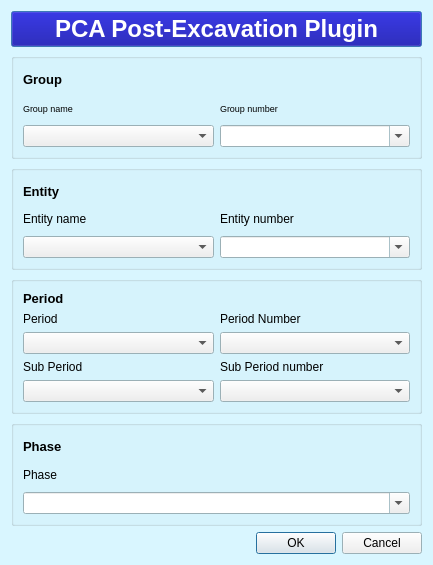
First picture: the form in PCA_PostExcavation/pca_postex_dialog_base.ui, repository PCA-Geodata/PCA-PostExcavation-QGIS-Plugin, before the edit.
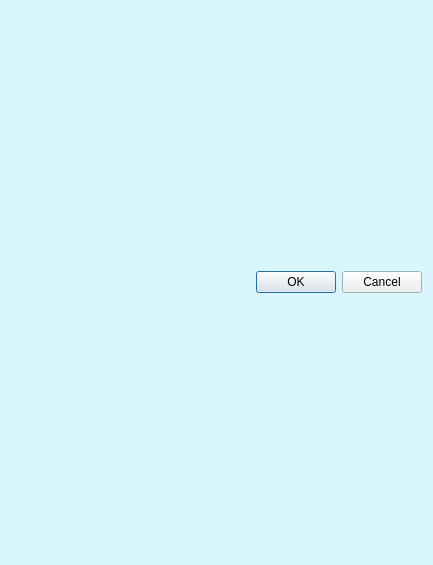
Second picture: the form after the edit.

Commit message: add pca_post_excavation 2.0

```diff
--- a/PCA_PostExcavation/pca_postex_dialog_base.ui
+++ b/PCA_PostExcavation/pca_postex_dialog_base.ui
@@ -85,562 +85,6 @@
   </property>
   <layout class="QGridLayout" name="gridLayout">
    <item row="0" column="0">
-    <widget class="QPushButton" name="pushButton">
-     <property name="palette">
-      <palette>
-       <active>
-        <colorrole role="Button">
-         <brush brushstyle="SolidPattern">
-          <color alpha="255">
-           <red>0</red>
-           <green>0</green>
-           <blue>153</blue>
-          </color>
-         </brush>
-        </colorrole>
-        <colorrole role="Light">
-         <brush brushstyle="SolidPattern">
-          <color alpha="255">
-           <red>0</red>
-           <green>0</green>
-           <blue>147</blue>
-          </color>
-         </brush>
-        </colorrole>
-        <colorrole role="Dark">
-         <brush brushstyle="SolidPattern">
-          <color alpha="255">
-           <red>0</red>
-           <green>0</green>
-           <blue>153</blue>
-          </color>
-         </brush>
-        </colorrole>
-        <colorrole role="Mid">
-         <brush brushstyle="SolidPattern">
-          <color alpha="255">
-           <red>0</red>
-           <green>0</green>
-           <blue>147</blue>
-          </color>
-         </brush>
-        </colorrole>
-        <colorrole role="Text">
-         <brush brushstyle="SolidPattern">
-          <color alpha="255">
-           <red>0</red>
-           <green>0</green>
-           <blue>0</blue>
-          </color>
-         </brush>
-        </colorrole>
-        <colorrole role="BrightText">
-         <brush brushstyle="SolidPattern">
-          <color alpha="255">
-           <red>85</red>
-           <green>255</green>
-           <blue>0</blue>
-          </color>
-         </brush>
-        </colorrole>
-        <colorrole role="ButtonText">
-         <brush brushstyle="SolidPattern">
-          <color alpha="255">
-           <red>255</red>
-           <green>255</green>
-           <blue>255</blue>
-          </color>
-         </brush>
-        </colorrole>
-        <colorrole role="Base">
-         <brush brushstyle="SolidPattern">
-          <color alpha="255">
-           <red>0</red>
-           <green>0</green>
-           <blue>141</blue>
-          </color>
-         </brush>
-        </colorrole>
-        <colorrole role="Window">
-         <brush brushstyle="SolidPattern">
-          <color alpha="255">
-           <red>85</red>
-           <green>170</green>
-           <blue>255</blue>
-          </color>
-         </brush>
-        </colorrole>
-        <colorrole role="Shadow">
-         <brush brushstyle="SolidPattern">
-          <color alpha="255">
-           <red>0</red>
-           <green>0</green>
-           <blue>146</blue>
-          </color>
-         </brush>
-        </colorrole>
-        <colorrole role="PlaceholderText">
-         <brush brushstyle="SolidPattern">
-          <color alpha="128">
-           <red>0</red>
-           <green>0</green>
-           <blue>0</blue>
-          </color>
-         </brush>
-        </colorrole>
-       </active>
-       <inactive>
-        <colorrole role="Button">
-         <brush brushstyle="SolidPattern">
-          <color alpha="255">
-           <red>0</red>
-           <green>0</green>
-           <blue>153</blue>
-          </color>
-         </brush>
-        </colorrole>
-        <colorrole role="Light">
-         <brush brushstyle="SolidPattern">
-          <color alpha="255">
-           <red>0</red>
-           <green>0</green>
-           <blue>147</blue>
-          </color>
-         </brush>
-        </colorrole>
-        <colorrole role="Dark">
-         <brush brushstyle="SolidPattern">
-          <color alpha="255">
-           <red>0</red>
-           <green>0</green>
-           <blue>153</blue>
-          </color>
-         </brush>
-        </colorrole>
-        <colorrole role="Mid">
-         <brush brushstyle="SolidPattern">
-          <color alpha="255">
-           <red>0</red>
-           <green>0</green>
-           <blue>147</blue>
-          </color>
-         </brush>
-        </colorrole>
-        <colorrole role="Text">
-         <brush brushstyle="SolidPattern">
-          <color alpha="255">
-           <red>0</red>
-           <green>0</green>
-           <blue>0</blue>
-          </color>
-         </brush>
-        </colorrole>
-        <colorrole role="BrightText">
-         <brush brushstyle="SolidPattern">
-          <color alpha="255">
-           <red>85</red>
-           <green>255</green>
-           <blue>0</blue>
-          </color>
-         </brush>
-        </colorrole>
-        <colorrole role="ButtonText">
-         <brush brushstyle="SolidPattern">
-          <color alpha="255">
-           <red>255</red>
-           <green>255</green>
-           <blue>255</blue>
-          </color>
-         </brush>
-        </colorrole>
-        <colorrole role="Base">
-         <brush brushstyle="SolidPattern">
-          <color alpha="255">
-           <red>0</red>
-           <green>0</green>
-           <blue>141</blue>
-          </color>
-         </brush>
-        </colorrole>
-        <colorrole role="Window">
-         <brush brushstyle="SolidPattern">
-          <color alpha="255">
-           <red>85</red>
-           <green>170</green>
-           <blue>255</blue>
-          </color>
-         </brush>
-        </colorrole>
-        <colorrole role="Shadow">
-         <brush brushstyle="SolidPattern">
-          <color alpha="255">
-           <red>0</red>
-           <green>0</green>
-           <blue>146</blue>
-          </color>
-         </brush>
-        </colorrole>
-        <colorrole role="PlaceholderText">
-         <brush brushstyle="SolidPattern">
-          <color alpha="128">
-           <red>0</red>
-           <green>0</green>
-           <blue>0</blue>
-          </color>
-         </brush>
-        </colorrole>
-       </inactive>
-       <disabled>
-        <colorrole role="Button">
-         <brush brushstyle="SolidPattern">
-          <color alpha="255">
-           <red>0</red>
-           <green>0</green>
-           <blue>153</blue>
-          </color>
-         </brush>
-        </colorrole>
-        <colorrole role="Light">
-         <brush brushstyle="SolidPattern">
-          <color alpha="255">
-           <red>0</red>
-           <green>0</green>
-           <blue>147</blue>
-          </color>
-         </brush>
-        </colorrole>
-        <colorrole role="Dark">
-         <brush brushstyle="SolidPattern">
-          <color alpha="255">
-           <red>0</red>
-           <green>0</green>
-           <blue>153</blue>
-          </color>
-         </brush>
-        </colorrole>
-        <colorrole role="Mid">
-         <brush brushstyle="SolidPattern">
-          <color alpha="255">
-           <red>0</red>
-           <green>0</green>
-           <blue>147</blue>
-          </color>
-         </brush>
-        </colorrole>
-        <colorrole role="Text">
-         <brush brushstyle="SolidPattern">
-          <color alpha="255">
-           <red>0</red>
-           <green>0</green>
-           <blue>153</blue>
-          </color>
-         </brush>
-        </colorrole>
-        <colorrole role="BrightText">
-         <brush brushstyle="SolidPattern">
-          <color alpha="255">
-           <red>85</red>
-           <green>255</green>
-           <blue>0</blue>
-          </color>
-         </brush>
-        </colorrole>
-        <colorrole role="ButtonText">
-         <brush brushstyle="SolidPattern">
-          <color alpha="255">
-           <red>120</red>
-           <green>120</green>
-           <blue>120</blue>
-          </color>
-         </brush>
-        </colorrole>
-        <colorrole role="Base">
-         <brush brushstyle="SolidPattern">
-          <color alpha="255">
-           <red>85</red>
-           <green>170</green>
-           <blue>255</blue>
-          </color>
-         </brush>
-        </colorrole>
-        <colorrole role="Window">
-         <brush brushstyle="SolidPattern">
-          <color alpha="255">
-           <red>85</red>
-           <green>170</green>
-           <blue>255</blue>
-          </color>
-         </brush>
-        </colorrole>
-        <colorrole role="Shadow">
-         <brush brushstyle="SolidPattern">
-          <color alpha="255">
-           <red>0</red>
-           <green>0</green>
-           <blue>146</blue>
-          </color>
-         </brush>
-        </colorrole>
-        <colorrole role="PlaceholderText">
-         <brush brushstyle="SolidPattern">
-          <color alpha="128">
-           <red>0</red>
-           <green>0</green>
-           <blue>0</blue>
-          </color>
-         </brush>
-        </colorrole>
-       </disabled>
-      </palette>
-     </property>
-     <property name="font">
-      <font>
-       <family>Arial</family>
-       <pointsize>18</pointsize>
-       <weight>75</weight>
-       <bold>true</bold>
-      </font>
-     </property>
-     <property name="cursor">
-      <cursorShape>BlankCursor</cursorShape>
-     </property>
-     <property name="text">
-      <string>PCA Post-Excavation Plugin</string>
-     </property>
-     <property name="autoDefault">
-      <bool>false</bool>
-     </property>
-     <property name="flat">
-      <bool>false</bool>
-     </property>
-    </widget>
-   </item>
-   <item row="1" column="0">
-    <widget class="QGroupBox" name="Group_box">
-     <property name="enabled">
-      <bool>true</bool>
-     </property>
-     <property name="font">
-      <font>
-       <pointsize>7</pointsize>
-       <weight>50</weight>
-       <bold>false</bold>
-      </font>
-     </property>
-     <property name="title">
-      <string/>
-     </property>
-     <layout class="QGridLayout" name="gridLayout_2">
-      <item row="0" column="0">
-       <widget class="QLabel" name="label_13">
-        <property name="font">
-         <font>
-          <pointsize>10</pointsize>
-          <weight>75</weight>
-          <bold>true</bold>
-         </font>
-        </property>
-        <property name="text">
-         <string>Group</string>
-        </property>
-       </widget>
-      </item>
-      <item row="1" column="0">
-       <widget class="QLabel" name="label_5">
-        <property name="text">
-         <string>Group name</string>
-        </property>
-       </widget>
-      </item>
-      <item row="1" column="1">
-       <widget class="QLabel" name="label_7">
-        <property name="text">
-         <string>Group number</string>
-        </property>
-       </widget>
-      </item>
-      <item row="2" column="0">
-       <widget class="QComboBox" name="group_name_comboBox">
-        <property name="editable">
-         <bool>false</bool>
-        </property>
-        <property name="placeholderText">
-         <string/>
-        </property>
-       </widget>
-      </item>
-      <item row="2" column="1">
-       <widget class="QComboBox" name="group_number_comboBox">
-        <property name="editable">
-         <bool>true</bool>
-        </property>
-       </widget>
-      </item>
-     </layout>
-    </widget>
-   </item>
-   <item row="2" column="0">
-    <widget class="QGroupBox" name="groupBox">
-     <property name="title">
-      <string/>
-     </property>
-     <layout class="QGridLayout" name="gridLayout_3">
-      <item row="0" column="0">
-       <widget class="QLabel" name="label_10">
-        <property name="font">
-         <font>
-          <pointsize>10</pointsize>
-          <weight>75</weight>
-          <bold>true</bold>
-         </font>
-        </property>
-        <property name="text">
-         <string>Entity</string>
-        </property>
-       </widget>
-      </item>
-      <item row="1" column="0">
-       <widget class="QLabel" name="label_6">
-        <property name="text">
-         <string>Entity name</string>
-        </property>
-       </widget>
-      </item>
-      <item row="1" column="1">
-       <widget class="QLabel" name="label_8">
-        <property name="text">
-         <string>Entity number</string>
-        </property>
-       </widget>
-      </item>
-      <item row="2" column="0">
-       <widget class="QComboBox" name="entity_name_comboBox">
-        <property name="editable">
-         <bool>false</bool>
-        </property>
-        <property name="placeholderText">
-         <string/>
-        </property>
-       </widget>
-      </item>
-      <item row="2" column="1">
-       <widget class="QComboBox" name="entity_number_comboBox">
-        <property name="editable">
-         <bool>true</bool>
-        </property>
-       </widget>
-      </item>
-     </layout>
-    </widget>
-   </item>
-   <item row="3" column="0">
-    <widget class="QGroupBox" name="groupBox_2">
-     <property name="title">
-      <string/>
-     </property>
-     <layout class="QGridLayout" name="gridLayout_4">
-      <item row="0" column="0">
-       <widget class="QLabel" name="label_11">
-        <property name="font">
-         <font>
-          <pointsize>10</pointsize>
-          <weight>75</weight>
-          <bold>true</bold>
-         </font>
-        </property>
-        <property name="text">
-         <string>Period</string>
-        </property>
-       </widget>
-      </item>
-      <item row="1" column="0">
-       <widget class="QLabel" name="label">
-        <property name="text">
-         <string>Period</string>
-        </property>
-       </widget>
-      </item>
-      <item row="1" column="1">
-       <widget class="QLabel" name="label_3">
-        <property name="text">
-         <string>Period Number</string>
-        </property>
-       </widget>
-      </item>
-      <item row="2" column="0">
-       <widget class="QComboBox" name="period_comboBox">
-        <property name="editable">
-         <bool>false</bool>
-        </property>
-        <property name="placeholderText">
-         <string/>
-        </property>
-       </widget>
-      </item>
-      <item row="2" column="1">
-       <widget class="QComboBox" name="period_number_comboBox"/>
-      </item>
-      <item row="3" column="0">
-       <widget class="QLabel" name="label_2">
-        <property name="text">
-         <string>Sub Period</string>
-        </property>
-       </widget>
-      </item>
-      <item row="3" column="1">
-       <widget class="QLabel" name="label_4">
-        <property name="text">
-         <string>Sub Period number</string>
-        </property>
-       </widget>
-      </item>
-      <item row="4" column="0">
-       <widget class="QComboBox" name="sub_period_comboBox"/>
-      </item>
-      <item row="4" column="1">
-       <widget class="QComboBox" name="subperiod_number_comboBox"/>
-      </item>
-     </layout>
-    </widget>
-   </item>
-   <item row="4" column="0">
-    <widget class="QGroupBox" name="groupBox_3">
-     <property name="title">
-      <string/>
-     </property>
-     <layout class="QGridLayout" name="gridLayout_5">
-      <item row="0" column="0">
-       <widget class="QLabel" name="label_12">
-        <property name="font">
-         <font>
-          <pointsize>10</pointsize>
-          <weight>75</weight>
-          <bold>true</bold>
-         </font>
-        </property>
-        <property name="text">
-         <string>Phase</string>
-        </property>
-       </widget>
-      </item>
-      <item row="1" column="0">
-       <widget class="QLabel" name="label_9">
-        <property name="text">
-         <string>Phase</string>
-        </property>
-       </widget>
-      </item>
-      <item row="2" column="0">
-       <widget class="QComboBox" name="phase_comboBox">
-        <property name="editable">
-         <bool>true</bool>
-        </property>
-       </widget>
-      </item>
-     </layout>
-    </widget>
-   </item>
-   <item row="5" column="0">
     <widget class="QDialogButtonBox" name="button_box">
      <property name="orientation">
       <enum>Qt::Horizontal</enum>
```
Left out of the diff: 8 changed lines with no effect on the pictures. The commit also changes 32 other files.
